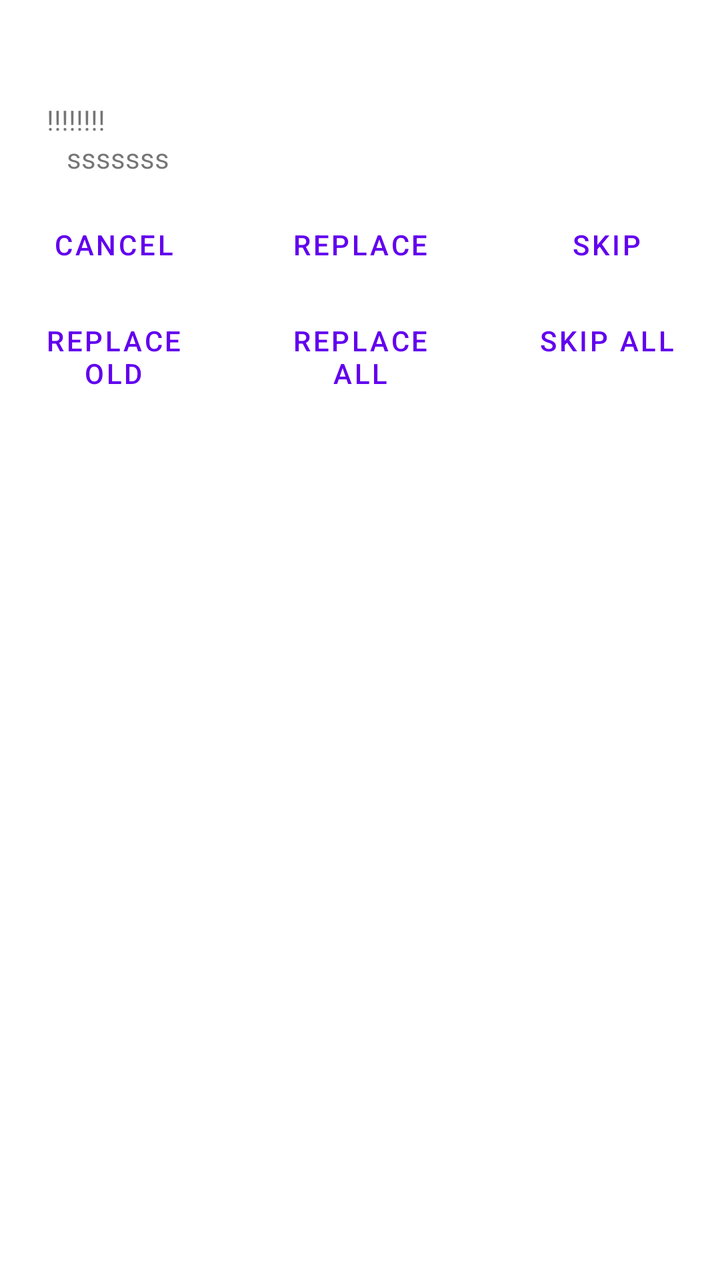
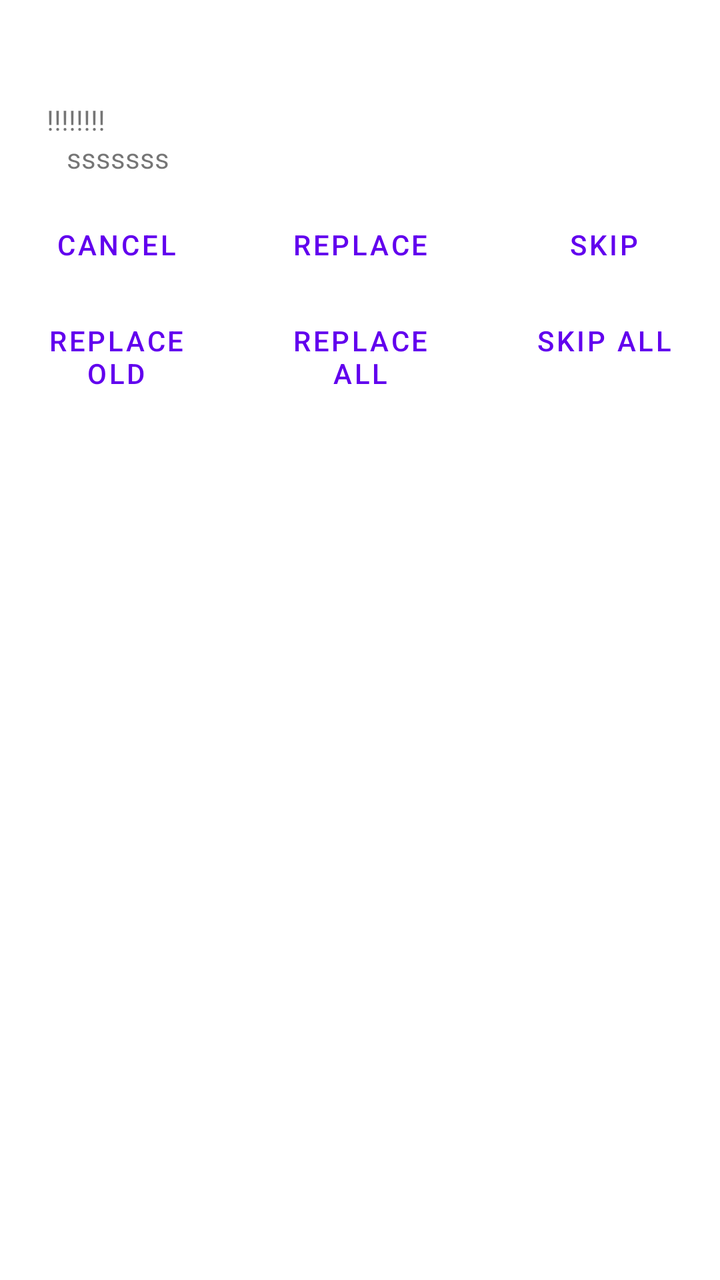

Screens rendered from an Android XML layout before and after an edit, with the pre-edit source and the edit as a unified diff.
<!-- AndroidManifest.xml: fallback theme Theme.MaterialComponents.DayNight.NoActionBar -->
<!-- res/layout/file_exists.xml -->
<LinearLayout xmlns:android="http://schemas.android.com/apk/res/android"
    android:layout_width="fill_parent"
    android:layout_height="wrap_content"
    android:orientation="vertical" >

    <TextView
        android:id="@+id/dlg_title"
        android:layout_height="wrap_content"
        android:layout_width="fill_parent"
        android:layout_marginTop="16dip"
        android:layout_marginStart="20dip"
        android:layout_marginBottom="10dip"
        android:textAppearance="?android:attr/textAppearanceMedium"
        android:textStyle="bold"
        />

    <TextView
        android:id="@+id/msg_text"
        android:layout_height="wrap_content"
        android:layout_width="wrap_content"
        android:layout_marginStart="20dip"
        android:text=" !!!!!!!!"
        />

    <TextView
        android:id="@+id/conflict_details"
        android:layout_height="wrap_content"
        android:layout_width="wrap_content"
        android:layout_marginStart="30dip"
        android:text=" sssssss"
        />

    <LinearLayout
        android:layout_width="fill_parent"
        android:layout_height="wrap_content"
        android:layout_marginTop="10dip"
        android:gravity="center_horizontal"
        android:orientation="horizontal" >

        <Button style="?android:attr/buttonBarButtonStyle"
            android:id="@+id/cancel"
            android:layout_width="0dp"
            android:layout_height="wrap_content"
            android:layout_marginEnd="10dip"
            android:layout_weight="1"
            android:text="@string/dialog_cancel"
            />

        <Button style="?android:attr/buttonBarButtonStyle"
            android:id="@+id/yes_replace"
            android:layout_width="0dp"
            android:layout_height="wrap_content"
            android:layout_marginEnd="10dip"
            android:layout_weight="1"
            android:text="@string/dialog_replace"
            />

        <Button style="?android:attr/buttonBarButtonStyle"
            android:id="@+id/no_skip"
            android:layout_width="0dp"
            android:layout_height="wrap_content"
            android:layout_weight="1"
            android:text="@string/dialog_skip" />

    </LinearLayout>

    <LinearLayout
        android:layout_width="fill_parent"
        android:layout_height="wrap_content"
        android:layout_marginTop="0dip"
        android:gravity="center_horizontal"
        android:orientation="horizontal" >

        <Button style="?android:attr/buttonBarButtonStyle"
            android:id="@+id/replace_old"
            android:layout_width="0dp"
            android:layout_height="wrap_content"
            android:layout_marginEnd="10dip"
            android:layout_weight="1"
            android:text="@string/dialog_replace_old"
            />

        <Button style="?android:attr/buttonBarButtonStyle"
            android:id="@+id/replace_all"
            android:layout_width="0dp"
            android:layout_height="wrap_content"
            android:layout_marginEnd="10dip"
            android:layout_weight="1"
            android:text="@string/dialog_replace_all"
            />

        <Button style="?android:attr/buttonBarButtonStyle"
            android:id="@+id/skip_all"
            android:layout_width="0dp"
            android:layout_height="wrap_content"
            android:layout_weight="1"
            android:text="@string/dialog_skip_all"
            />

    </LinearLayout>


</LinearLayout>
<!-- resources referenced by this layout -->
<resources>
  <string name="dialog_cancel">Cancel</string>
  <string name="dialog_replace">Replace</string>
  <string name="dialog_replace_all">Replace all</string>
  <string name="dialog_replace_old">Replace old</string>
  <string name="dialog_skip">Skip</string>
  <string name="dialog_skip_all">Skip all</string>
</resources>

<!-- the commit's change to res/layout/file_exists.xml (unified diff, before → after) -->
@@ -41,7 +41,7 @@
             android:id="@+id/cancel"
             android:layout_width="0dp"
             android:layout_height="wrap_content"
-            android:layout_marginEnd="10dip"
+            android:layout_marginEnd="6dip"
             android:layout_weight="1"
             android:text="@string/dialog_cancel"
             />
@@ -50,7 +50,7 @@
             android:id="@+id/yes_replace"
             android:layout_width="0dp"
             android:layout_height="wrap_content"
-            android:layout_marginEnd="10dip"
+            android:layout_marginEnd="6dip"
             android:layout_weight="1"
             android:text="@string/dialog_replace"
             />
@@ -75,7 +75,7 @@
             android:id="@+id/replace_old"
             android:layout_width="0dp"
             android:layout_height="wrap_content"
-            android:layout_marginEnd="10dip"
+            android:layout_marginEnd="6dip"
             android:layout_weight="1"
             android:text="@string/dialog_replace_old"
             />
@@ -84,7 +84,7 @@
             android:id="@+id/replace_all"
             android:layout_width="0dp"
             android:layout_height="wrap_content"
-            android:layout_marginEnd="10dip"
+            android:layout_marginEnd="6dip"
             android:layout_weight="1"
             android:text="@string/dialog_replace_all"
             />
